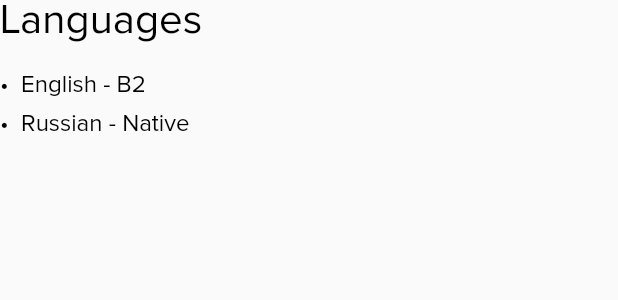
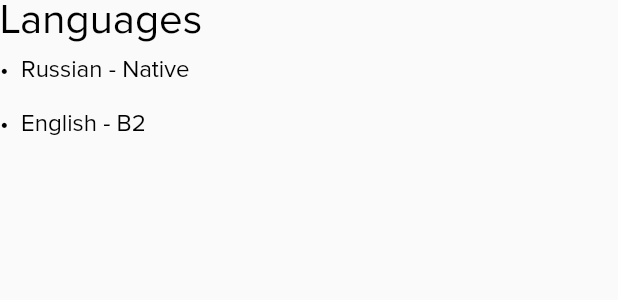
Before and after one commit to po4yka/flutter-resume, a Flutter app: the LanguagesWidget widget shown alone on an empty page, opened directly, on a phone screen of 412 x 824 dp. Shown: the top 300 px of the screen. Run offline on Flutter 3.47's test engine with Material 2 defaults, Android fonts, the phone set to English and light mode, and no system bars; missing offline and left inert: dart:js.

```diff
--- a/lib/screens/desktop_screen.dart
+++ b/lib/screens/desktop_screen.dart
@@ -65,7 +65,7 @@ class _DesktopScreenState extends State<DesktopScreen> {
               textAlign: TextAlign.center,
             ),
             Text(
-              'Apps Developer',
+              'Mobile Apps Developer',
               style: TextStyle(
                   color: Colors.white,
                   fontSize: 40,
--- a/lib/widgets/LanguagesWidget.dart
+++ b/lib/widgets/LanguagesWidget.dart
@@ -19,16 +19,16 @@ class LanguagesWidget extends StatelessWidget {
           color: Colors.black,
         ),
         TextWidget(
-          text: '•  English - B2',
+          text: '•  Russian - Native',
           fontFamilyName: proxima,
-          padding: EdgeInsets.only(top: 20),
+          padding: EdgeInsets.only(top: 10),
           textSize: 16,
           color: Colors.black,
         ),
         TextWidget(
-          text: '•  Russian - Native',
+          text: '•  English - B2',
           fontFamilyName: proxima,
-          padding: EdgeInsets.only(top: 10),
+          padding: EdgeInsets.only(top: 20),
           textSize: 16,
           color: Colors.black,
         ),
```
Also changed, not shown: lib/widgets/contacts_widget.dart (+5 -2 lines), assets/images/background.jpg.
